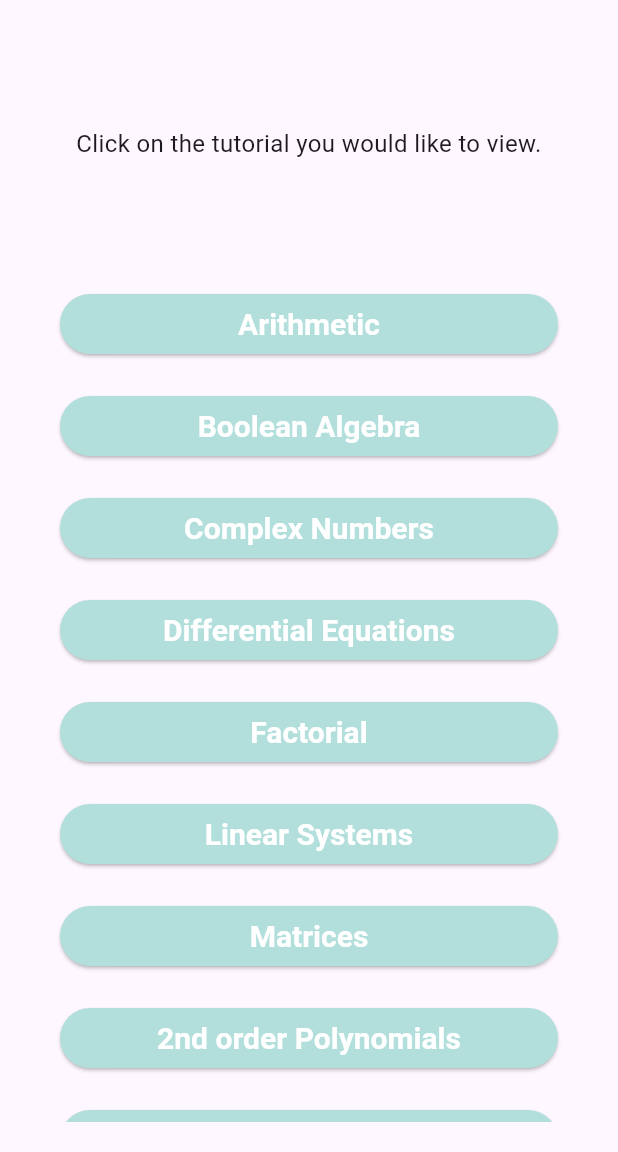
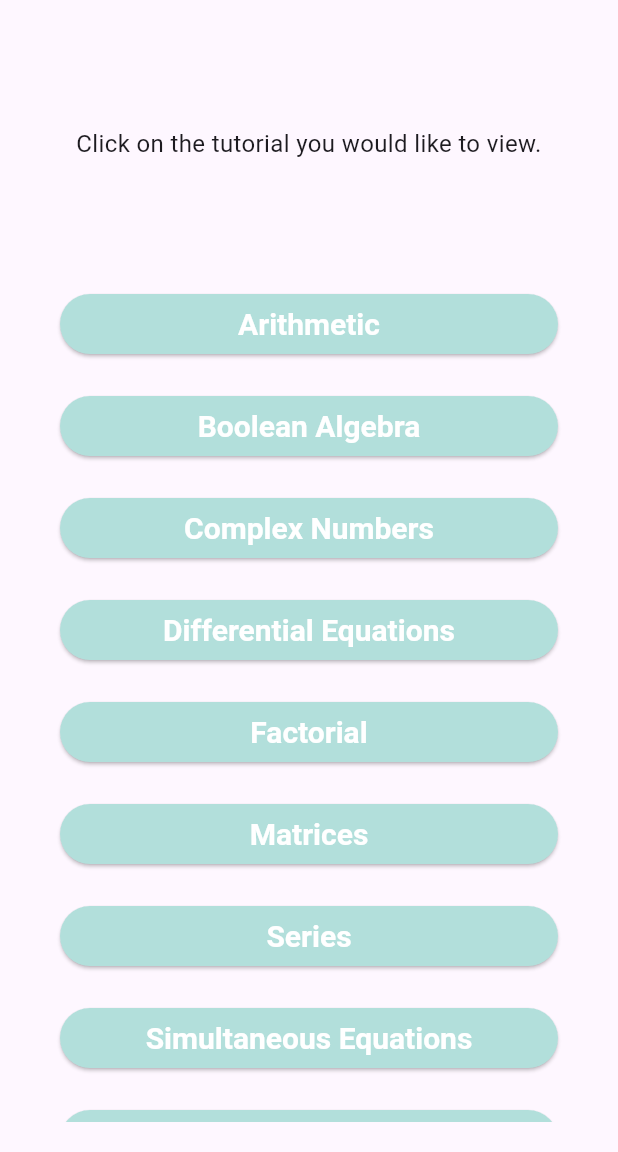
Before and after one commit to JawadZ02/MTH-App, a Flutter app: the screen it shows after launch, on a phone screen of 412 x 824 dp, the part 84-1236 px from its top. Run offline on Flutter 3.47's test engine with Material 3 defaults, Android fonts, the phone set to English and light mode, and no system bars; our stand-ins replace auto_size_text.

Commit message:
fixed_home_page

```diff
--- a/lib/main.dart
+++ b/lib/main.dart
@@ -48,18 +48,18 @@ class HomePage extends StatelessWidget {
   @override
   Widget build(BuildContext context) {
 
-    final List<String> buttonNames = ['Arithmetic', 'Boolean Algebra', 'Complex Numbers', 'Differential Equations', 'Factorial', 'Linear Systems', 'Matrices', '2nd order Polynomials', 'Series', 'Vectors'];
+    final List<String> buttonNames = ['Arithmetic', 'Boolean Algebra', 'Complex Numbers', 'Differential Equations', 'Factorial', 'Matrices', 'Series', 'Simultaneous Equations', 'Vectors' , '2nd order Polynomials'];
     final List<Function()?> navigationFunctions = [
       () => Navigator.push(context, MaterialPageRoute(builder: (context) => const ArithmeticPage())),
       () => Navigator.push(context, MaterialPageRoute(builder: (context) => const BooleanPage())),
       () => Navigator.push(context, MaterialPageRoute(builder: (context) => const ComplexPage())),
       () => Navigator.push(context, MaterialPageRoute(builder: (context) => const DifferentialPage())),
       () => Navigator.push(context, MaterialPageRoute(builder: (context) => const FactorialPage())),
+      () => Navigator.push(context, MaterialPageRoute(builder: (context) => const MatricesPage())),
+      () => Navigator.push(context, MaterialPageRoute(builder: (context) => const SeriesPage())),
       () => Navigator.push(context, MaterialPageRoute(builder: (context) => const LinearsystemsPage())),
-      () => Navigator.push(context, MaterialPageRoute(builder: (context) => const MatricesPage())),
+      () => Navigator.push(context, MaterialPageRoute(builder: (context) => const VectorsPage())),
       () => Navigator.push(context, MaterialPageRoute(builder: (context) => const PolynomialPage())),
-      () => Navigator.push(context, MaterialPageRoute(builder: (context) => const SeriesPage())),
-      () => Navigator.push(context, MaterialPageRoute(builder: (context) => const VectorsPage())),
     ];
 
     return Scaffold(
```
